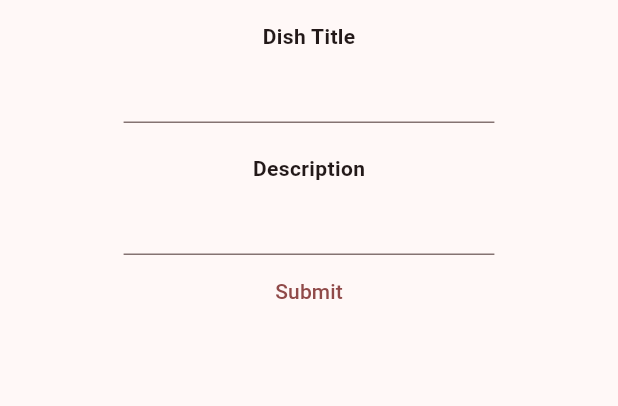
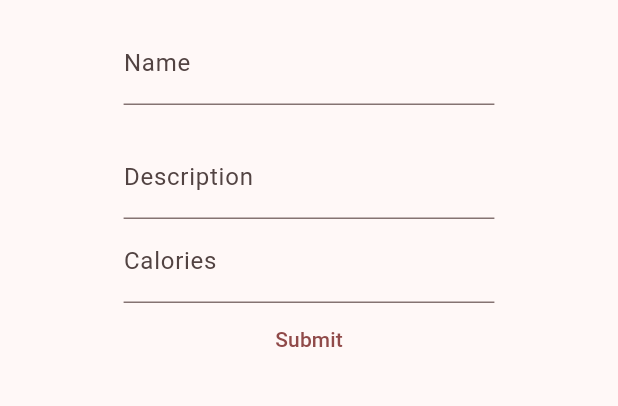
Before and after one commit to Junkfood-dk/JunkFoodAdmin, a Flutter app: the HomePage screen opened directly, on a phone screen of 412 x 824 dp, the part 63-469 px from its top. Run offline on Flutter 3.47's test engine with Material 3 defaults, Android fonts, the phone set to English and light mode, and no system bars; our stand-ins replace flutter_dotenv, supabase_flutter; missing offline and left inert: supabase_auth_ui; accounts and stored records are empty.

Commit message:
Add Calory count
Add calory count to both model and home_page. Also Re-adding toJSON for dish_model, since it was removed accidentially.

```diff
--- a/lib/model/dish_model.dart
+++ b/lib/model/dish_model.dart
@@ -1,5 +1,14 @@
 class DishModel {
   String title;
   String description;
-  DishModel({required this.title, this.description = ""});
+  int calories;
+  DishModel({required this.title, this.description = "", this.calories = 0});
+
+  Map<String, dynamic> toJson() {
+    return {
+      'title': title,
+      'description': description,
+      'calories': calories,
+    };
+  }
 }
--- a/lib/pages/home_page.dart
+++ b/lib/pages/home_page.dart
@@ -1,6 +1,7 @@
 import 'package:chefapp/main.dart';
 import 'package:chefapp/model/dish_model.dart';
 import 'package:flutter/material.dart';
+import 'package:flutter/services.dart';
 import 'package:provider/provider.dart';
 
 class HomePage extends StatelessWidget {
@@ -21,24 +22,30 @@ class HomePage extends StatelessWidget {
             width: MediaQuery.sizeOf(context).width * 0.6,
             child: Column(
               children: [
-                Text(
-                  "Dish Title",
-                  style: labelText,
-                ),
                 Consumer<HomePageState>(
                     builder: (context, state, _) => TextFormField(
+                          decoration: const InputDecoration(labelText: "Name"),
                           onChanged: (value) => state.setTitle(value),
                         )),
                 const SizedBox(
                   height: 20,
                 ),
-                Text(
-                  "Description",
-                  style: labelText,
-                ),
                 Consumer<HomePageState>(
                     builder: (context, state, _) => TextFormField(
+                          decoration:
+                              const InputDecoration(labelText: "Description"),
                           onChanged: (value) => state.setDescription(value),
+                        )),
+                Consumer<HomePageState>(
+                    builder: (context, state, _) => TextFormField(
+                          decoration:
+                              const InputDecoration(labelText: "Calories"),
+                          keyboardType: TextInputType.number,
+                          inputFormatters: <TextInputFormatter>[
+                            FilteringTextInputFormatter.digitsOnly
+                          ],
+                          onChanged: (value) =>
+                              state.setCalories(int.parse(value)),
                         )),
                 Consumer<HomePageState>(
                     builder: (context, state, _) => TextButton(
@@ -54,6 +61,7 @@ class HomePage extends StatelessWidget {
 class HomePageState extends ChangeNotifier {
   String title = "";
   String description = "";
+  int calories = 0;
 
   void setTitle(String newValue) {
     title = newValue;
@@ -65,8 +73,18 @@ class HomePageState extends ChangeNotifier {
     notifyListeners();
   }
 
+  void setCalories(int newValue) {
+    if (newValue >= 0) {
+      calories = newValue;
+      notifyListeners();
+    } else {
+      throw Exception("Calory count can't be negative");
+    }
+  }
+
   Future<void> submitDish() async {
-    DishModel newDish = DishModel(title: title, description: description);
+    DishModel newDish =
+        DishModel(title: title, description: description, calories: calories);
     await supabase.from("Dishes").insert(newDish);
   }
 }
```
